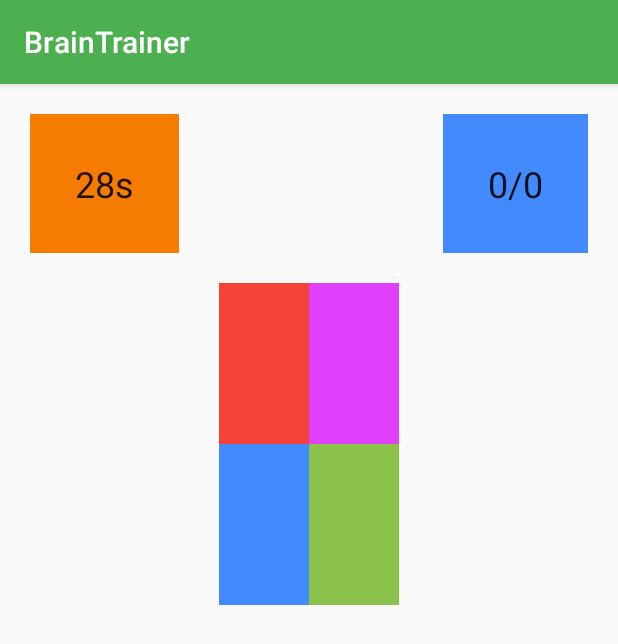
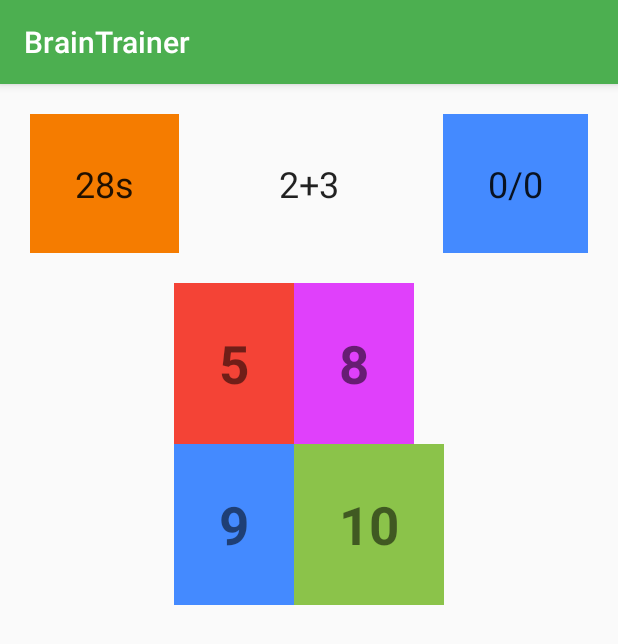
Before and after one commit to mfrancetic/brain-trainer, an Android app: the screen it shows after launch (MainActivity), after a tap on "GO!", on a phone screen of 412 x 824 dp. Shown: the top 644 px of the screen. Run offline under Robolectric (Android 15) with nearby library versions, the phone set to English and light mode, and no system bars.

Commit message:
Add methods for updating the task, solution grid and choosing and evaluating the solution

```diff
--- a/app/src/main/java/com/mfrancetic/braintrainer/MainActivity.java
+++ b/app/src/main/java/com/mfrancetic/braintrainer/MainActivity.java
@@ -8,6 +8,7 @@ import android.view.View;
 import android.widget.Button;
 import android.widget.GridLayout;
 import android.widget.TextView;
+import android.widget.Toast;
 
 public class MainActivity extends AppCompatActivity {
 
@@ -43,6 +44,21 @@ public class MainActivity extends AppCompatActivity {
 
     private int totalTasks = 0;
 
+    private int[][] tasksArray = {{2, 3}, {4, 5}, {7, 8}, {11, 5}, {3, 4},
+            {9, 11}, {14, 16}, {1, 0}, {13, 19}, {12, 18},
+            {33, 23}, {12, 2}, {1, 18}, {12, 33}, {4, 8}};
+
+    private int[][] taskSolutionsArray = {{5, 8, 9, 10}, {1, 8, 9, 13}, {13, 15, 4, 12}, {21, 17, 15, 16}, {7, 11, 14, 13},
+            {22, 21, 30, 20}, {32, 40, 30, 18}, {2, 3, 1, 4}, {42, 22, 32, 52}, {20, 30, 26, 38},
+            {56, 54, 66, 64}, {16, 14, 22, 20}, {29, 20, 18, 19}, {42, 45, 35, 36}, {18, 14, 11, 12}
+    };
+
+    private int[] solutionsArray = {0, 2, 1, 3, 0,
+            3, 2, 2, 0, 1,
+            0, 1, 3, 1, 3};
+
+    private int taskCounter = 0;
+
     @Override
     protected void onCreate(Bundle savedInstanceState) {
         super.onCreate(savedInstanceState);
@@ -64,14 +80,18 @@ public class MainActivity extends AppCompatActivity {
     }
 
     public void playAgain(View view) {
-        showGame();
-        startTimer();
+        startGame(view);
     }
 
     public void startGame(View view) {
+        taskCounter = 0;
+        successfulTasks = 0;
+        totalTasks = 0;
         showGame();
+        updateTask(taskCounter);
         startTimer();
         updateScoreTextView(successfulTasks, totalTasks);
+        updateSolutionsGrid(taskCounter);
     }
 
     private void showGame() {
@@ -93,11 +113,10 @@ public class MainActivity extends AppCompatActivity {
         timeRemainingTextView.setVisibility(View.INVISIBLE);
         playAgainButton.setVisibility(View.INVISIBLE);
         evaluationTextView.setVisibility(View.INVISIBLE);
-
     }
 
     private void startTimer() {
-         timer = new CountDownTimer(timeRemaining, timeInterval) {
+        timer = new CountDownTimer(timeRemaining, timeInterval) {
             @Override
             public void onTick(long millisecondsUntilDone) {
                 long millisecondsTillDoneLong = millisecondsUntilDone / 1000;
@@ -117,6 +136,7 @@ public class MainActivity extends AppCompatActivity {
         evaluationTextView.setVisibility(View.VISIBLE);
         evaluationTextView.setText(getString(R.string.done));
         playAgainButton.setVisibility(View.VISIBLE);
+        timer.cancel();
         solutionGridView.setClickable(false);
     }
 
@@ -129,4 +149,35 @@ public class MainActivity extends AppCompatActivity {
         String scoreText = successfulTasks + "/" + totalTasks;
         scoreTextView.setText(scoreText);
     }
+
+    private void updateTask(int taskNumber) {
+        int[] task = tasksArray[taskNumber];
+        String taskText = task[0] + "+" + task[1];
+        taskTextView.setText(taskText);
+    }
+
+    private void updateSolutionsGrid(int taskNumber) {
+        int[] solution = taskSolutionsArray[taskNumber];
+        solutionOneTextView.setText(String.valueOf(solution[0]));
+        solutionTwoTextView.setText(String.valueOf(solution[1]));
+        solutionThreeTextView.setText(String.valueOf(solution[2]));
+        solutionFourTextView.setText(String.valueOf(solution[3]));
+    }
+
+    public void chooseSolution(View view) {
+        int chosenSolution = Integer.parseInt(view.getTag().toString());
+        if (chosenSolution == solutionsArray[taskCounter]) {
+            successfulTasks++;
+        }
+        totalTasks++;
+        updateScoreTextView(successfulTasks, totalTasks);
+        if (taskCounter < (tasksArray.length -1)) {
+            taskCounter++;
+            updateTask(taskCounter);
+            updateSolutionsGrid(taskCounter);
+        } else {
+            Toast.makeText(this, getString(R.string.no_more_tasks), Toast.LENGTH_LONG).show();
+            displayGameOver();
+        }
+    }
 }
--- a/app/src/main/res/layout/activity_main.xml
+++ b/app/src/main/res/layout/activity_main.xml
@@ -70,9 +70,11 @@
         <TextView
             android:id="@+id/solution_1_text_view"
             android:background="@color/colorRed"
+            android:onClick="chooseSolution"
             android:padding="@dimen/text_view_padding"
             android:textSize="@dimen/text_size_large"
             android:textStyle="bold"
+            android:tag="0"
             tools:text="13" />
 
         <TextView
@@ -80,6 +82,8 @@
             android:background="@color/colorPurple"
             android:padding="@dimen/text_view_padding"
             android:textSize="@dimen/text_size_large"
+            android:onClick="chooseSolution"
+            android:tag="1"
             android:textStyle="bold"
             tools:text="13" />
 
@@ -88,6 +92,8 @@
             android:background="@color/colorBlue"
             android:padding="@dimen/text_view_padding"
             android:textSize="@dimen/text_size_large"
+            android:onClick="chooseSolution"
+            android:tag="2"
             android:textStyle="bold"
             tools:text="18" />
 
@@ -95,7 +101,9 @@
             android:id="@+id/solution_4_text_view"
             android:background="@color/colorGreen"
             android:padding="@dimen/text_view_padding"
+            android:onClick="chooseSolution"
             android:textSize="@dimen/text_size_large"
+            android:tag="3"
             android:textStyle="bold"
             tools:text="12" />
     </GridLayout>
--- a/app/src/main/res/values/strings.xml
+++ b/app/src/main/res/values/strings.xml
@@ -6,4 +6,5 @@
     <string name="done">Done!</string>
     <string name="play_again">Play again</string>
     <string name="seconds">s</string>
+    <string name="no_more_tasks">No more tasks!</string>
 </resources>
```
